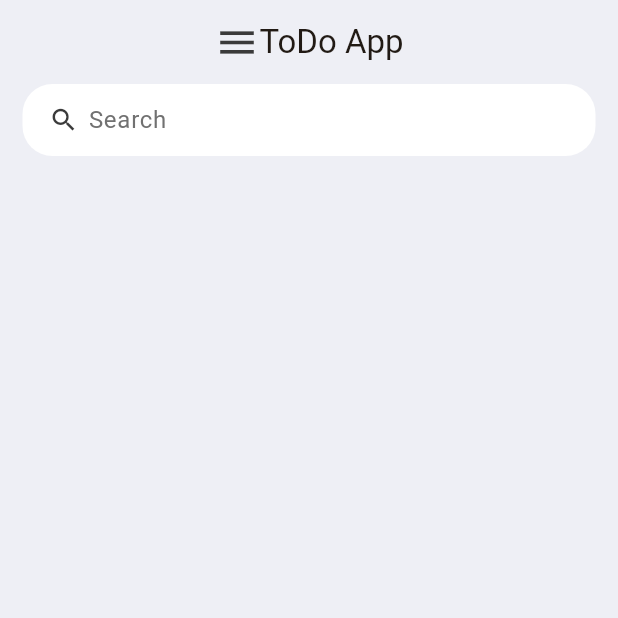
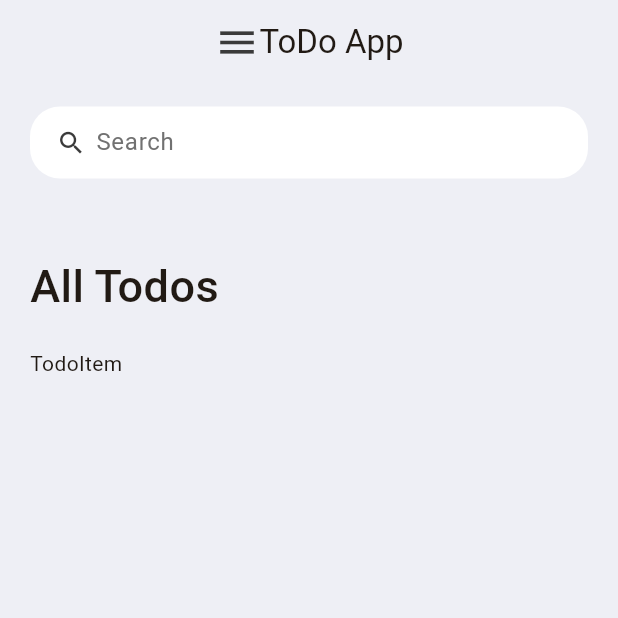
Before and after one commit to KentTDang/FlutterTodoApp, a Flutter app: the screen it shows once a user with an empty profile is signed in, on a phone screen of 412 x 824 dp, the top half of it. Run offline on Flutter 3.47's test engine with Material 3 defaults, Android fonts, the phone set to English and light mode, and no system bars; our stand-ins replace firebase_auth, firebase_core; accounts and stored records are empty.

Commit message:
👋 Todo Item Widget

```diff
--- a/lib/pages/home_page.dart
+++ b/lib/pages/home_page.dart
@@ -2,7 +2,7 @@ import 'package:firebase_auth/firebase_auth.dart';
 import 'package:todo_app/auth.dart';
 import 'package:flutter/material.dart';
 import 'package:todo_app/constants/colors.dart';
-
+import 'package:todo_app/widgets/todo_item.dart';
 class HomePage extends StatelessWidget {
   HomePage({super.key});
 
@@ -30,10 +30,21 @@ class HomePage extends StatelessWidget {
       backgroundColor: tdBGColor,
       appBar: _buildAppBar(),
       body: Container(
-        padding: const EdgeInsets.symmetric(horizontal: 15),
+        padding: const EdgeInsets.symmetric(horizontal: 20, vertical: 15),
         child: Column(
           children: [
-            searchBox()
+            searchBox(),
+            Expanded(
+              child: ListView(
+                children: [
+                  Container(
+                    margin: const EdgeInsets.only(top: 50, bottom: 20),
+                    child: const Text("All Todos", style: TextStyle(fontSize: 30, fontWeight: FontWeight.w500),),
+                  ),
+                  ToDoItem(),
+                ],
+              ),
+            )
           ],
         ),
       ),
--- /dev/null
+++ b/lib/widgets/todo_item.dart
@@ -0,0 +1,10 @@
+import 'package:flutter/material.dart';
+
+class ToDoItem extends StatelessWidget {
+  const ToDoItem({super.key});
+
+  @override
+  Widget build(BuildContext context) {
+    return Container(child: const Text("TodoItem"),);
+  }
+}
```
